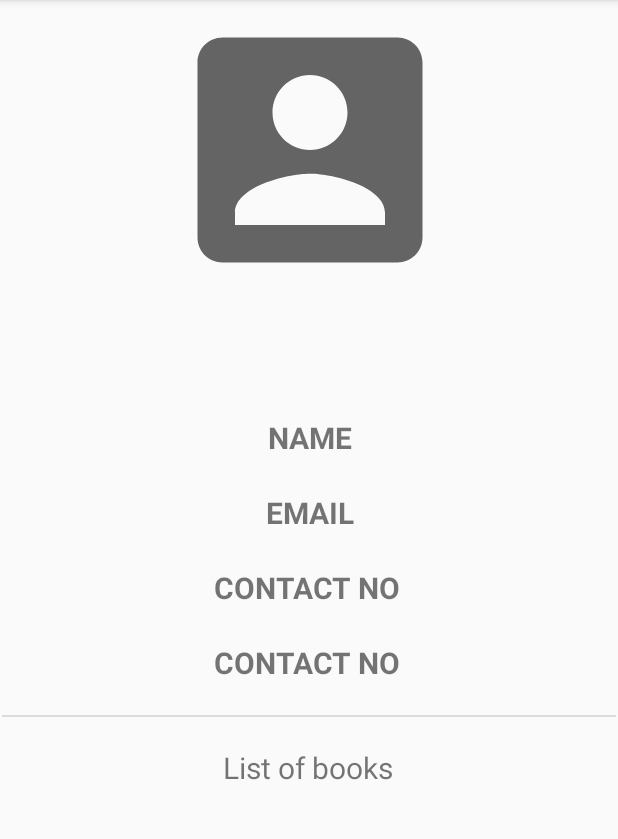
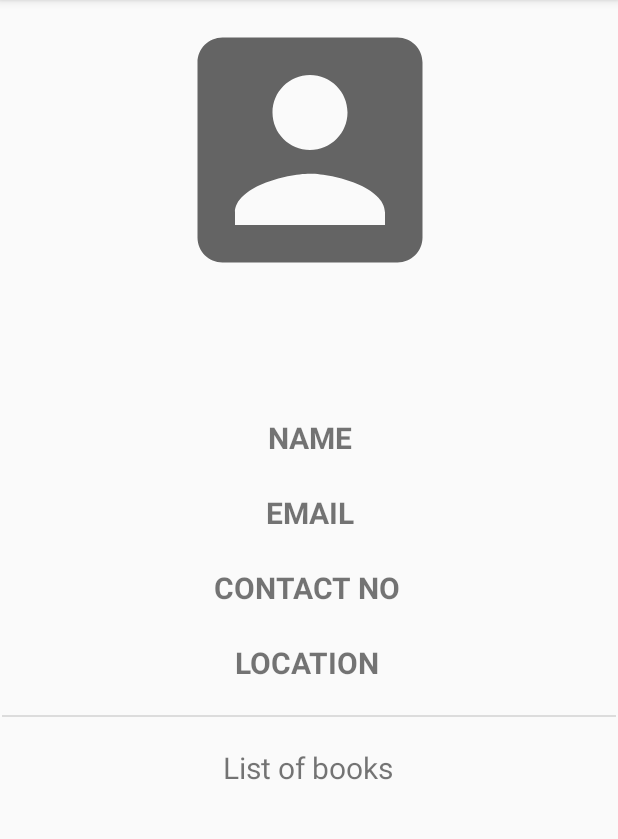
Before and after one commit to AOSP-NIT-Surat/Bookstore-Android, an Android app: the UserProfileActivity screen opened directly, with no data from a screen before it, on a phone screen of 412 x 824 dp, the part 84-923 px from its top. Run offline under Robolectric (Android 15) with nearby library versions, the phone set to English and light mode, and no system bars.

```diff
--- a/app/src/main/res/layout/activity_user_profile.xml
+++ b/app/src/main/res/layout/activity_user_profile.xml
@@ -71,7 +71,7 @@
         android:layout_height="40dp"
         android:layout_marginBottom="10dp"
         android:gravity="center_horizontal"
-        android:text="CONTACT NO"
+        android:text="LOCATION"
         android:textSize="20dp"
         android:textStyle="bold"
         app:layout_constraintBottom_toBottomOf="@+id/divider"
```
